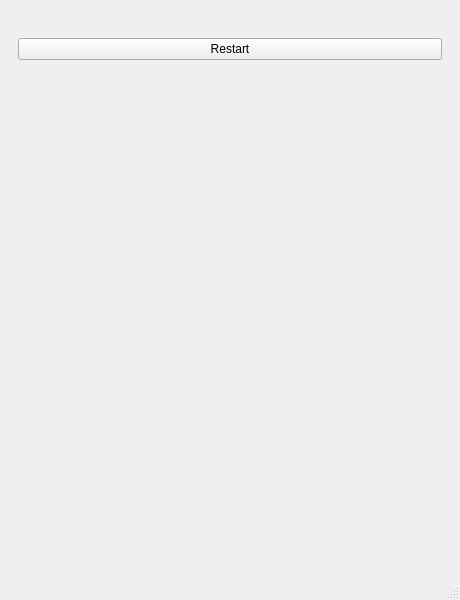
Qt form mainwindow.ui (fpavlica/qtsweeper) before a commit.
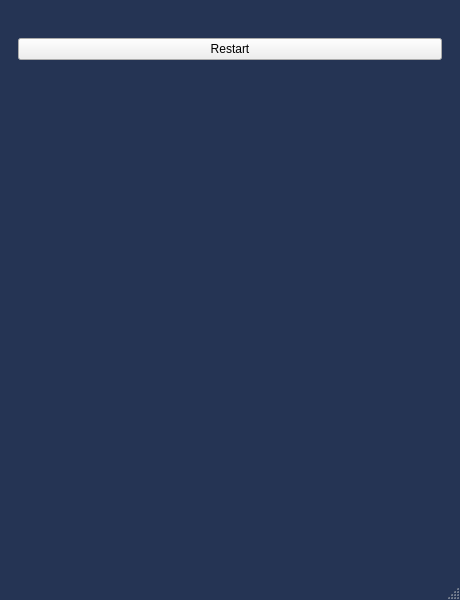
The same form after that commit.

```diff
--- a/mainwindow.ui
+++ b/mainwindow.ui
@@ -13,7 +13,16 @@
   <property name="windowTitle">
    <string>MainWindow</string>
   </property>
+  <property name="styleSheet">
+   <string notr="true">QMainWindow {
+background-color:  rgb(37, 52, 84)
+}
+</string>
+  </property>
   <widget class="QWidget" name="centralwidget">
+   <property name="styleSheet">
+    <string notr="true"/>
+   </property>
    <layout class="QVBoxLayout" name="verticalLayout">
     <item>
      <widget class="QWidget" name="wMenu" native="true">
@@ -31,7 +40,10 @@
       </property>
       <layout class="QHBoxLayout" name="horizontalLayout_2">
        <item>
-        <widget class="QPushButton" name="bStartGame">
+        <widget class="QPushButton" name="bRestart">
+         <property name="styleSheet">
+          <string notr="true"/>
+         </property>
          <property name="text">
           <string>Restart</string>
          </property>
```
